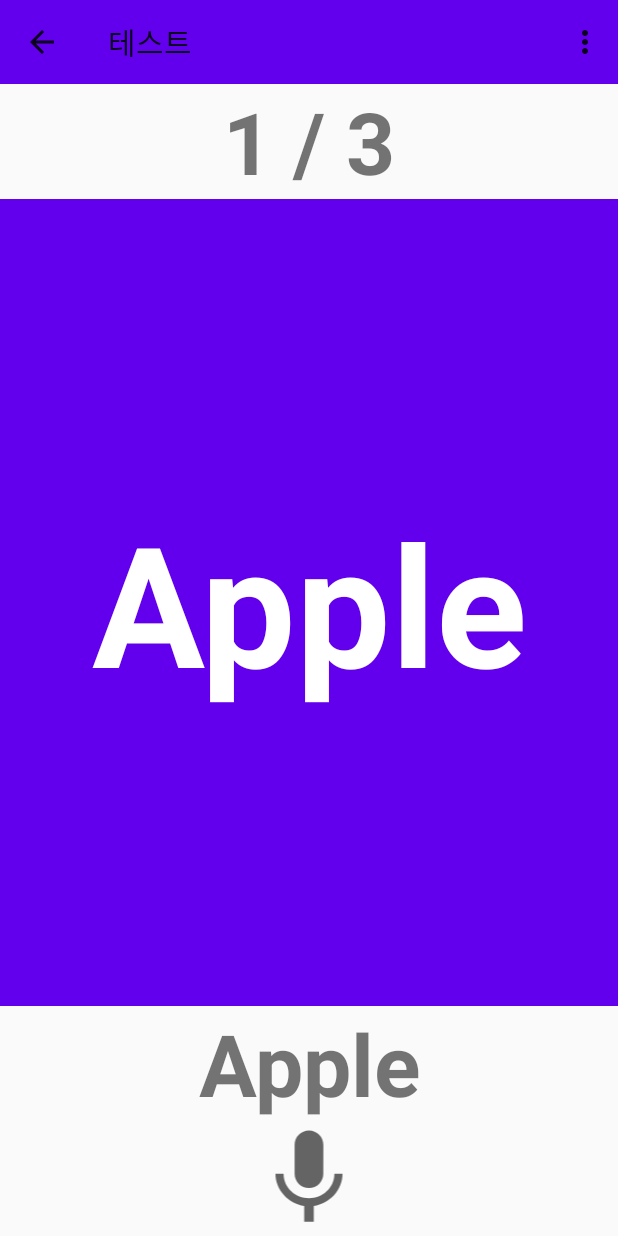
After one commit to https-github-com-inma06/EnglishWordApp, an Android app: the MemorizationActivity screen opened directly, with no data from a screen before it, on a phone screen of 412 x 824 dp. The commit adds this screen. Run offline under Robolectric (Android 15) with nearby library versions, the phone set to English and light mode, and no system bars; our stand-ins replace data binding.

Commit message:
암기페이지 뼈대 구성완료(슬랙 기획 디자인참고) ViewPager를 이용해서 좌우 스와이프

```diff
--- /dev/null
+++ b/wordsRPG/app/src/main/java/com/uhavecodingproblem/wordsrpg/component/MemorizationViewPagerAdapter.kt
@@ -0,0 +1,54 @@
+package com.uhavecodingproblem.wordsrpg.component
+
+import android.view.LayoutInflater
+import android.view.View
+import android.view.ViewGroup
+import androidx.recyclerview.widget.RecyclerView
+import com.uhavecodingproblem.wordsrpg.databinding.MemorizationItemBinding
+
+/**
+ * wordsrpg
+ * Class: MemorizationViewPagerAdapter
+ * Created by pyg10.
+ * Created On 2020-09-21.
+ * Description:
+ */
+class MemorizationViewPagerAdapter(private val word: List<String>, private val listener: ItemClickListener) :
+    RecyclerView.Adapter<RecyclerView.ViewHolder>() {
+
+    interface ItemClickListener{
+        fun micClick(v: View, position: Int)
+    }
+
+    override fun onCreateViewHolder(parent: ViewGroup, viewType: Int): RecyclerView.ViewHolder {
+        val memorizationItemBinding =
+            MemorizationItemBinding.inflate(LayoutInflater.from(parent.context), parent, false)
+        return PagerViewHolder(memorizationItemBinding)
+    }
+
+    override fun onBindViewHolder(holder: RecyclerView.ViewHolder, position: Int) {
+        val pagerHolder = holder as PagerViewHolder
+        pagerHolder.bind(word[position])
+    }
+
+    override fun getItemCount(): Int {
+        return if (word.isNullOrEmpty()) 0 else word.size
+    }
+
+    inner class PagerViewHolder(private val binding: MemorizationItemBinding) :
+        RecyclerView.ViewHolder(binding.root) {
+
+        fun bind(alphabet: String) {
+            val count = "${adapterPosition+1} / ${word.size}"
+            binding.wordCount.text = count
+            binding.word.text = alphabet
+            binding.mean.text = alphabet
+
+            binding.wordMic.setOnClickListener {
+                listener.micClick(it, adapterPosition)
+            }
+        }
+
+    }
+
+}
--- /dev/null
+++ b/wordsRPG/app/src/main/java/com/uhavecodingproblem/wordsrpg/ui/activity/MemorizationActivity.kt
@@ -0,0 +1,99 @@
+package com.uhavecodingproblem.wordsrpg.ui.activity
+
+import android.content.Intent
+import android.speech.tts.TextToSpeech
+import android.speech.tts.TextToSpeech.ERROR
+import android.view.Menu
+import android.view.MenuItem
+import android.view.View
+import android.widget.Toast
+import androidx.viewpager2.widget.ViewPager2
+import com.uhavecodingproblem.wordsrpg.R
+import com.uhavecodingproblem.wordsrpg.component.MemorizationViewPagerAdapter
+import com.uhavecodingproblem.wordsrpg.databinding.ActivityMemorizationBinding
+import com.uhavecodingproblem.wordsrpg.ui.base.BaseActivity
+import com.uhavecodingproblem.wordsrpg.util.Logger
+import java.util.*
+
+class MemorizationActivity :
+    BaseActivity<ActivityMemorizationBinding>(R.layout.activity_memorization), MemorizationViewPagerAdapter.ItemClickListener {
+
+    private val word = arrayListOf<String>("Apple", "Banana", "Circle")
+    private var textToSpeech: TextToSpeech? = null
+
+    override fun ActivityMemorizationBinding.onCreate() {
+        Logger.v("실행")
+
+        initTextToSpeech()
+        setToolbarTitle()
+        setViewPager()
+    }
+
+    private fun setViewPager(){
+        binding.memorization.apply {
+            adapter = MemorizationViewPagerAdapter(word, this@MemorizationActivity)
+            orientation = ViewPager2.ORIENTATION_HORIZONTAL
+        }
+    }
+
+    private fun setToolbarTitle(){
+        setSupportActionBar(binding.memorizationToolbar)
+
+        val actionbar = supportActionBar
+        actionbar?.setHomeAsUpIndicator(R.drawable.ic_baseline_arrow_back_24)
+        actionbar?.setDisplayHomeAsUpEnabled(true)
+        actionbar?.title = "테스트"
+    }
+
+    override fun onCreateOptionsMenu(menu: Menu?): Boolean {
+        menuInflater.inflate(R.menu.memorization_toolbar_menu_item, menu)
+        return true
+    }
+
+    override fun onOptionsItemSelected(item: MenuItem): Boolean {
+        when(item.itemId){
+            android.R.id.home ->{
+                Intent(this@MemorizationActivity, LibraryActivity::class.java).also {
+                    startActivity(it)
+                    finish()
+                }
+            }
+            R.id.hide_word->{
+                Toast.makeText(this@MemorizationActivity, R.string.toolbar_menu_for_hide_all_word, Toast.LENGTH_SHORT).show()
+            }
+            R.id.hide_mean->{
+                Toast.makeText(this@MemorizationActivity, R.string.toolbar_menu_for_hide_all_mean, Toast.LENGTH_SHORT).show()
+            }
+            R.id.print_test_paper->{
+                Toast.makeText(this@MemorizationActivity, R.string.toolbar_menu_for_print_test_paper_as_pdf, Toast.LENGTH_SHORT).show()
+            }
+        }
+        return true
+    }
+
+    private fun initTextToSpeech(){
+         textToSpeech = TextToSpeech(this@MemorizationActivity
+         ) { status ->
+             if (status != ERROR) {
+                 textToSpeech?.language = Locale.ENGLISH
+             }
+         }
+    }
+
+    override fun micClick(v: View, position: Int) {
+        textToSpeech?.let {
+            it.setPitch(1.0f) // 기본톤
+            it.setSpeechRate(1.0f) // 기본속도
+            it.speak(word[position], TextToSpeech.QUEUE_FLUSH, null, null)
+        }
+    }
+
+    override fun onDestroy() {
+        super.onDestroy()
+        if(textToSpeech != null){
+            textToSpeech!!.stop()
+            textToSpeech!!.shutdown()
+            textToSpeech = null
+        }
+    }
+}
--- a/wordsRPG/app/src/main/java/com/uhavecodingproblem/wordsrpg/ui/fragment/MainLibraryFragment.kt
+++ b/wordsRPG/app/src/main/java/com/uhavecodingproblem/wordsrpg/ui/fragment/MainLibraryFragment.kt
@@ -36,7 +36,7 @@ class MainLibraryFragment : BaseFragment<FragmentMainLibraryBinding>(R.layout.fr
 
     private fun setViewPager(){
         binding.viewpager2Library.apply {
-            this.adapter = MainLibraryViewPagerAdapter(requireActivity())
+            adapter = MainLibraryViewPagerAdapter(requireActivity())
         }
     }
 
--- /dev/null
+++ b/wordsRPG/app/src/main/res/drawable/ic_baseline_arrow_back_24.xml
@@ -0,0 +1,10 @@
+<vector xmlns:android="http://schemas.android.com/apk/res/android"
+    android:width="24dp"
+    android:height="24dp"
+    android:viewportWidth="24"
+    android:viewportHeight="24"
+    android:tint="?attr/colorControlNormal">
+  <path
+      android:fillColor="@android:color/white"
+      android:pathData="M20,11H7.83l5.59,-5.59L12,4l-8,8 8,8 1.41,-1.41L7.83,13H20v-2z"/>
+</vector>
--- /dev/null
+++ b/wordsRPG/app/src/main/res/drawable/ic_baseline_mic_24.xml
@@ -0,0 +1,10 @@
+<vector xmlns:android="http://schemas.android.com/apk/res/android"
+    android:width="24dp"
+    android:height="24dp"
+    android:viewportWidth="24"
+    android:viewportHeight="24"
+    android:tint="?attr/colorControlNormal">
+  <path
+      android:fillColor="@android:color/white"
+      android:pathData="M12,14c1.66,0 2.99,-1.34 2.99,-3L15,5c0,-1.66 -1.34,-3 -3,-3S9,3.34 9,5v6c0,1.66 1.34,3 3,3zM17.3,11c0,3 -2.54,5.1 -5.3,5.1S6.7,14 6.7,11L5,11c0,3.41 2.72,6.23 6,6.72L11,21h2v-3.28c3.28,-0.48 6,-3.3 6,-6.72h-1.7z"/>
+</vector>
--- /dev/null
+++ b/wordsRPG/app/src/main/res/layout/activity_memorization.xml
@@ -0,0 +1,32 @@
+<?xml version="1.0" encoding="utf-8"?>
+<layout xmlns:android="http://schemas.android.com/apk/res/android"
+    xmlns:tools="http://schemas.android.com/tools"
+    xmlns:app="http://schemas.android.com/apk/res-auto">
+
+    <androidx.constraintlayout.widget.ConstraintLayout
+        android:layout_width="match_parent"
+        android:layout_height="match_parent"
+        tools:context=".ui.activity.MemorizationActivity">
+
+        <androidx.appcompat.widget.Toolbar
+            android:id="@+id/memorization_toolbar"
+            android:layout_width="match_parent"
+            android:layout_height="wrap_content"
+            app:layout_constraintTop_toTopOf="parent"
+            app:layout_constraintEnd_toEndOf="parent"
+            app:layout_constraintStart_toStartOf="parent"
+            android:background="?attr/colorPrimary"
+            android:minHeight="?attr/actionBarSize"
+            android:theme="?attr/actionBarTheme" />
+
+        <androidx.viewpager2.widget.ViewPager2
+            android:id="@+id/memorization"
+            android:layout_width="0dp"
+            android:layout_height="0dp"
+            app:layout_constraintTop_toBottomOf="@id/memorization_toolbar"
+            app:layout_constraintLeft_toLeftOf="parent"
+            app:layout_constraintRight_toRightOf="parent"
+            app:layout_constraintBottom_toBottomOf="parent"/>
+
+    </androidx.constraintlayout.widget.ConstraintLayout>
+</layout>
--- /dev/null
+++ b/wordsRPG/app/src/main/res/layout/memorization_item.xml
@@ -0,0 +1,56 @@
+<?xml version="1.0" encoding="utf-8"?>
+<layout xmlns:android="http://schemas.android.com/apk/res/android"
+    xmlns:app="http://schemas.android.com/apk/res-auto">
+
+    <androidx.constraintlayout.widget.ConstraintLayout
+        android:layout_width="match_parent"
+        android:layout_height="match_parent">
+
+        <TextView
+            android:id="@+id/word_count"
+            android:layout_width="match_parent"
+            android:layout_height="0dp"
+            android:gravity="center"
+            android:textStyle="bold"
+            app:autoSizeTextType="uniform"
+            app:layout_constraintHeight_percent="0.1"
+            app:layout_constraintTop_toTopOf="parent" />
+
+
+        <TextView
+            android:id="@+id/word"
+            android:layout_width="match_parent"
+            android:layout_height="0dp"
+            android:background="@color/colorPrimary"
+            android:gravity="center"
+            android:textColor="@color/colorWhite"
+            android:textStyle="bold"
+            app:autoSizeTextType="uniform"
+            app:layout_constraintHeight_percent="0.7"
+            app:layout_constraintTop_toBottomOf="@id/word_count" />
+
+        <TextView
+            android:id="@+id/mean"
+            android:layout_width="match_parent"
+            android:layout_height="0dp"
+            android:gravity="center"
+            android:textStyle="bold"
+            app:autoSizeTextType="uniform"
+            app:layout_constraintHeight_percent="0.1"
+            app:layout_constraintTop_toBottomOf="@id/word" />
+
+        <ImageView
+            android:id="@+id/word_mic"
+            android:layout_width="0dp"
+            android:layout_height="0dp"
+            android:src="@drawable/ic_baseline_mic_24"
+            android:scaleType="fitCenter"
+            app:layout_constraintHeight_percent="0.1"
+            app:layout_constraintTop_toBottomOf="@id/mean"
+            app:layout_constraintLeft_toLeftOf="parent"
+            app:layout_constraintRight_toRightOf="parent"
+            app:layout_constraintBottom_toBottomOf="parent"/>
+
+    </androidx.constraintlayout.widget.ConstraintLayout>
+
+</layout>
--- /dev/null
+++ b/wordsRPG/app/src/main/res/menu/memorization_toolbar_menu_item.xml
@@ -0,0 +1,20 @@
+<?xml version="1.0" encoding="utf-8"?>
+<menu xmlns:android="http://schemas.android.com/apk/res/android"
+    xmlns:app="http://schemas.android.com/apk/res-auto">
+
+    <item
+        android:id="@+id/hide_word"
+        app:showAsAction="never"
+        android:title="@string/toolbar_menu_for_hide_all_word"/>
+
+    <item
+        android:id="@+id/hide_mean"
+        app:showAsAction="never"
+        android:title="@string/toolbar_menu_for_hide_all_mean"/>
+
+    <item
+        android:id="@+id/print_test_paper"
+        app:showAsAction="never"
+        android:title="@string/toolbar_menu_for_print_test_paper_as_pdf"/>
+
+</menu>
--- a/wordsRPG/app/src/main/res/values/strings.xml
+++ b/wordsRPG/app/src/main/res/values/strings.xml
@@ -7,4 +7,18 @@
     <string name="menu_for_board">게시판</string>
     <string name="menu_for_battle">배틀</string>
     <string name="menu_for_my_room">마이룸</string>
+
+
+    <!-- 암기Activity 툴바 메뉴 -->
+    <!-- Basic(기본) 패키지 -->
+    <string name="toolbar_menu_for_hide_all_word">단어만 모두 가리기</string>
+    <string name="toolbar_menu_for_hide_all_mean">뜻만 모두 가리기</string>
+    <string name="toolbar_menu_for_print_test_paper_as_pdf">시험지 PDF 출력</string>
+
+    <!-- My(내) 패키지 -->
+    <string name="toolbar_menu_for_add_word">단어 추가하기</string>
+
+    <!-- Different(구독/다른사람의) 패키지 -->
+    <string name="toolbar_menu_for_search_more_package">패키지 더보기</string>
+
 </resources>
```
Also changed, not shown: wordsRPG/app/src/main/AndroidManifest.xml (+6 -10 lines), wordsRPG/app/src/main/java/com/uhavecodingproblem/wordsrpg/ui/activity/LibraryActivity.kt (added, +22 -0 lines), wordsRPG/app/src/main/java/com/uhavecodingproblem/wordsrpg/ui/fragment/BasicPackageFragment.kt (+11 -0 lines), wordsRPG/app/src/main/res/layout/activity_library.xml (added, +48 -0 lines), wordsRPG/app/src/main/res/layout/fragment_basic_package.xml (+12 -4 lines), wordsRPG/app/src/main/res/layout/library_package_item.xml (added, +10 -0 lines).
